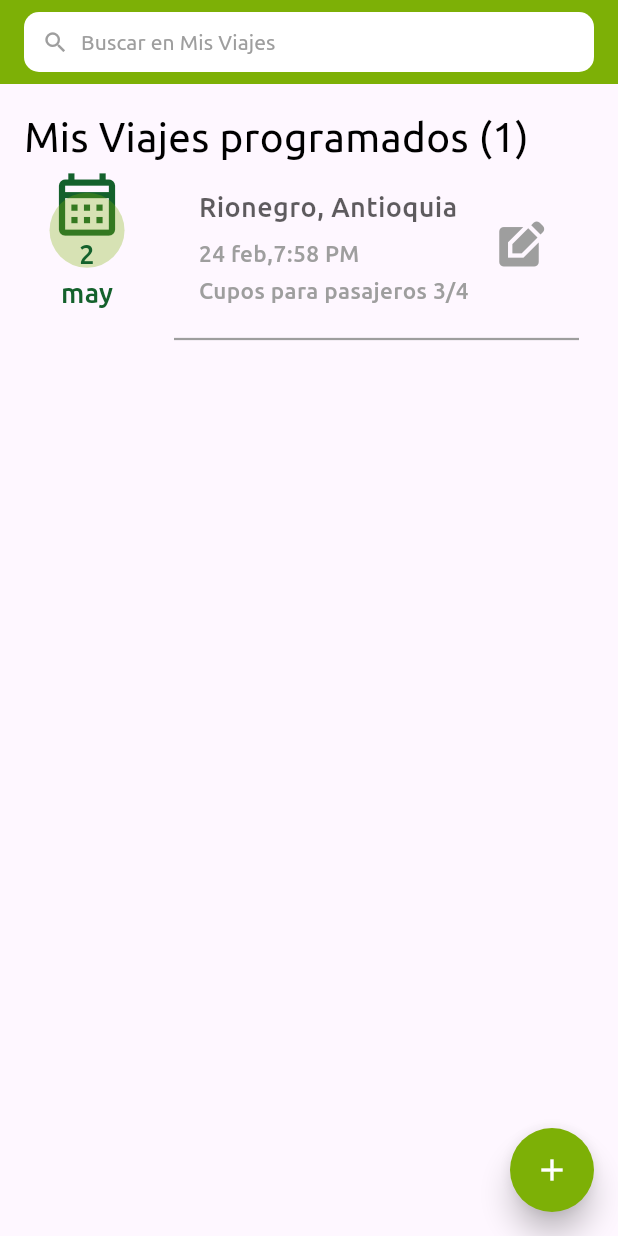
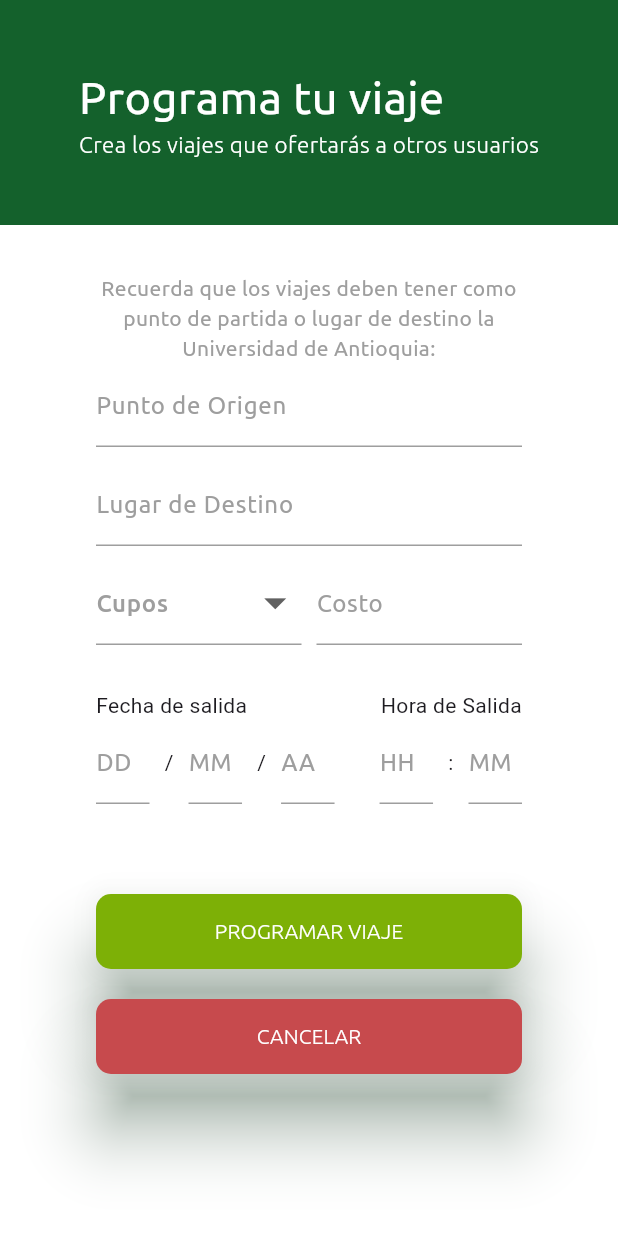
Before and after one commit to danielarcil4/ConductorAmigoApp, a Flutter app: the MisViajesPage screen opened directly, after a tap on the "add" icon, on a phone screen of 412 x 824 dp. Run offline on Flutter 3.47's test engine with Material 3 defaults, Android fonts, the phone set to English and light mode, and no system bars; our stand-ins replace cloud_firestore, firebase_auth, firebase_core, google_maps_flutter, google_places_flutter; accounts and stored records are empty; project files that could hold a hidden picture were left out.

Commit message:
añadimos la ventana de crear el viaje, con sus respectivas validaciones

```diff
--- /dev/null
+++ b/lib/pages/ConductorAmigo/crear_viaje_page.dart
@@ -0,0 +1,488 @@
+import 'package:conductor_amigo/pages/ConductorAmigo/conductor_amigo_page.dart';
+import 'package:flutter/material.dart';
+import 'package:flutter/services.dart';
+
+
+class CrearViajePage extends StatefulWidget {
+  const CrearViajePage({super.key});
+
+  @override
+  State<CrearViajePage> createState() => _CrearViajePageState();
+}
+
+class _CrearViajePageState extends State<CrearViajePage> {
+
+  final TextEditingController _recogidaController = TextEditingController();
+  final TextEditingController _horaController = TextEditingController();
+  final TextEditingController _minutoController = TextEditingController();
+  final TextEditingController _destinoController = TextEditingController();
+  final TextEditingController _valorController = TextEditingController();
+  final TextEditingController _diaController = TextEditingController();
+  final TextEditingController _mesController = TextEditingController();
+  final TextEditingController _anioController = TextEditingController();
+
+  final RegExp _validateHora = RegExp (r'^([01]?[0-9]|2[0-4])$');
+
+  final RegExp _validateMinuto = RegExp (r'^([0-5]?[0-9]|60)$');
+
+  final RegExp _validateDia = RegExp (r'^(0?[1-9]|[12][0-9]|3[01])$');
+
+  final RegExp _validateMes = RegExp (r'^(0?[1-9]|1[012])$');
+
+  final RegExp _validateAnio = RegExp (r'^(2[4-9]|[3-9][0-9])$');
+
+  String? dropdownValue;
+  bool showAdditionalOptions = false;
+
+  final _formKey = GlobalKey<FormState>();
+  String errorTextEmail = '';
+  bool isVisiblePassword = false;
+
+  Widget _buildInputField(TextEditingController controller, String labelName,
+      {isRecogida = false, isDestino = false, isValor = false, isDia = false, isMes = false, isAnio = false,  isHora = false, isMinuto = false , isOnlyNumbers = false,errorText}) {
+    return TextFormField(
+      controller: controller,
+      keyboardType: isOnlyNumbers ? TextInputType.number : TextInputType.text,
+      inputFormatters: isOnlyNumbers
+          ? [FilteringTextInputFormatter.digitsOnly]
+          : [FilteringTextInputFormatter.singleLineFormatter],
+      decoration:  InputDecoration(
+        errorText: errorTextEmail == '' ? null : errorText,
+        labelText: labelName,
+        labelStyle: const TextStyle(
+            color: Colors.grey,
+            fontFamily: 'Ubuntu',
+            fontWeight: FontWeight.w400),
+        enabledBorder: const UnderlineInputBorder(
+            borderSide: BorderSide(color: Colors.grey, width: 1)),
+        focusedBorder: const UnderlineInputBorder(
+          borderSide: BorderSide(
+              color: Colors.grey,
+              width: 2), // Cambia el color de resaltado aquí
+        ),
+      ),
+      validator: (value) {
+        if (isRecogida) {
+          if (value!.isEmpty) {
+            return 'Por favor, ingresa un punto de recogida';
+          }
+          return null;
+        } else if (isOnlyNumbers) {
+          if (isValor) {
+            if (value!.isEmpty) {
+              return 'Por favor, ingresa el \n valor del viaje';
+            }
+          } else if (isHora) {
+            if (value!.isEmpty) {
+              return 'Por favor, ingresa una hora de salida';
+            } else if (!_validateHora.hasMatch(value)){
+              return 'Por favor, ingresa una \n hora válida, en formato \n de 24 horas (HH:MM)';
+            }
+          } else if (isMinuto) {
+            if (value!.isEmpty) {
+              return 'Por favor, ingresa una minuto de salida';
+            } else if (!_validateMinuto.hasMatch(value)){
+              return 'Por favor, ingresa un \n minuto valido, en formato \n de 24 horas (HH:MM)';
+            }
+          } else if (isDia) {
+            if (value!.isEmpty) {
+              return 'Por favor, ingresa un día de salida';
+            } else if (!_validateDia.hasMatch(value)){
+              return 'Por favor, ingresa un \n dia valido';
+            }
+          } else if (isMes) {
+            if (value!.isEmpty) {
+              return 'Por favor, ingresa un mes de salida';
+            } else if (!_validateMes.hasMatch(value)){
+              return 'Por favor, ingresa un \n mes valido';
+            }
+          } else if (isAnio) {
+            if (value!.isEmpty) {
+              return 'Por favor, ingresa un año de salida';
+            } else if (!_validateAnio.hasMatch(value)){
+              return 'Por favor, ingresa un \n año valido';
+            }
+          }
+        }  else if (isDestino) {
+          if (value!.isEmpty) {
+            return 'Por favor, ingresa el punto de destino';
+          }
+          return null;
+        }
+        return null;
+      },
+    );
+  }
+
+  Widget _buildElevatedButton(
+      int colorButton, String text, bool guardarCambios, bool eliminarMensaje,) {
+    return ElevatedButton(
+      onPressed: ()  {
+        if (guardarCambios) {
+          if (_formKey.currentState!.validate()) {
+            updateCambios();
+          }
+        } else if (eliminarMensaje){
+          _mensajeEliminar(context);
+        }
+        else {
+          _mensajeCancelar(context);
+        }
+      },
+      style: ElevatedButton.styleFrom(
+          shape:
+          RoundedRectangleBorder(borderRadius: BorderRadius.circular(10)),
+          backgroundColor: Color(colorButton),
+          elevation: 20,
+          shadowColor: const Color(0xFF14612C),
+          minimumSize: const Size.fromHeight(50)),
+      child: Text(
+        text,
+        style: const TextStyle(
+            color: Colors.white,
+            fontFamily: 'Ubuntu',
+            fontWeight: FontWeight.w300),
+      ),
+    );
+  }
+
+  void _mensajeEliminar(BuildContext context) {
+    showDialog(
+      context: context,
+      builder: (BuildContext context) {
+        // Construye el cuadro de diálogo personalizado
+        return AlertDialog(
+            title: const Text(
+              '¿Estás segur@?',
+              textAlign: TextAlign.center,
+              style:
+              TextStyle(fontFamily: 'Ubuntu', fontWeight: FontWeight.w500),
+            ),
+            content: Column(
+              mainAxisSize: MainAxisSize.min,
+              crossAxisAlignment: CrossAxisAlignment.start,
+              children: [
+                const Text(
+                  'Eliminarás permanentemente\n'
+                      'tu viaje programado.\n'
+                      'Recuerda que serás penalizado\n'
+                      'si eliminas tu viaje a 2 horas o\n'
+                      'menos antes de la hora de\n'
+                      'salida',
+                  style: TextStyle(
+                      fontFamily: 'Ubuntu', fontWeight: FontWeight.w400),
+                ),
+                const SizedBox(height: 10),
+                Row(
+                  mainAxisAlignment: MainAxisAlignment.end,
+                  children: [
+                    ElevatedButton(
+                      onPressed: () {
+                        Navigator.of(context)
+                            .pop(); // Cerrar el cuadro de diálogo
+                        // Agregar aquí la lógica para salir de la aplicación
+                      },
+                      style: ElevatedButton.styleFrom(
+                        shape: RoundedRectangleBorder(
+                            borderRadius: BorderRadius.circular(10.0)),
+                        backgroundColor: Colors.white,
+                      ),
+                      child: const Text(
+                        'REGRESAR',
+                        style: TextStyle(
+                            fontFamily: 'Ubuntu',
+                            fontWeight: FontWeight.w400,
+                            color: Colors.black),
+                      ),
+                    ),
+                    const SizedBox(width: 10),
+                    TextButton(
+                      onPressed: () {
+                        Navigator.push(
+                            context,
+                            MaterialPageRoute(
+                                builder: (context) => const ConductorAmigoPage()));
+                      },
+                      style: TextButton.styleFrom(
+                        shape: RoundedRectangleBorder(
+                            borderRadius: BorderRadius.circular(10.0)),
+                      ),
+                      child: const Text(
+                        'ELIMINAR',
+                        style: TextStyle(
+                            fontFamily: 'Ubuntu',
+                            fontWeight: FontWeight.w400,
+                            color: Colors.red),
+                      ),
+                    ),
+                  ],
+                ),
+              ],
+            ),
+            shape: RoundedRectangleBorder(
+              borderRadius: BorderRadius.circular(10.0),
+            ),
+            backgroundColor: Colors.white);
+      },
+    );
+  }
+
+  void _mensajeCancelar(BuildContext context) {
+    showDialog(
+      context: context,
+      builder: (BuildContext context) {
+        // Construye el cuadro de diálogo personalizado
+        return AlertDialog(
+            title: const Text(
+              'Ya casi está...\n'
+                  '¿Estás segur@?',
+              textAlign: TextAlign.center,
+              style:
+              TextStyle(fontFamily: 'Ubuntu', fontWeight: FontWeight.w500),
+            ),
+            content: Column(
+              mainAxisSize: MainAxisSize.min,
+              crossAxisAlignment: CrossAxisAlignment.start,
+              children: [
+                const Text(
+                  'Perderás todo el proceso para\n'
+                      'programar tu viaje y tendrás\n'
+                      'que hacerlo nuevamente\n',
+                  style: TextStyle(
+                      fontFamily: 'Ubuntu', fontWeight: FontWeight.w400),
+                ),
+                const SizedBox(height: 10),
+                Row(
+                  mainAxisAlignment: MainAxisAlignment.end,
+                  children: [
+                    ElevatedButton(
+                      onPressed: () {
+                        Navigator.of(context)
+                            .pop(); // Cerrar el cuadro de diálogo
+                        // Agregar aquí la lógica para salir de la aplicación
+                      },
+                      style: ElevatedButton.styleFrom(
+                        shape: RoundedRectangleBorder(
+                            borderRadius: BorderRadius.circular(10.0)),
+                        backgroundColor: Colors.white,
+                      ),
+                      child: const Text(
+                        'REGRESAR',
+                        style: TextStyle(
+                            fontFamily: 'Ubuntu',
+                            fontWeight: FontWeight.w400,
+                            color: Colors.black),
+                      ),
+                    ),
+                    const SizedBox(width: 10),
+                    TextButton(
+                      onPressed: () {
+                        Navigator.push(
+                            context,
+                            MaterialPageRoute(
+                                builder: (context) => const ConductorAmigoPage()));
+                      },
+                      style: TextButton.styleFrom(
+                        shape: RoundedRectangleBorder(
+                            borderRadius: BorderRadius.circular(10.0)),
+                      ),
+                      child: const Text(
+                        'CANCELAR',
+                        style: TextStyle(
+                            fontFamily: 'Ubuntu',
+                            fontWeight: FontWeight.w400,
+                            color: Colors.red),
+                      ),
+                    ),
+                  ],
+                ),
+              ],
+            ),
+            shape: RoundedRectangleBorder(
+              borderRadius: BorderRadius.circular(10.0),
+            ),
+            backgroundColor: Colors.white);
+      },
+    );
+  }
+
+  Future<void> updateCambios() async {
+    Navigator.push(context,
+        MaterialPageRoute(builder: (context) => const ConductorAmigoPage()));
+  }
+
+  @override
+  Widget build(BuildContext context) {
+
+    return Scaffold(
+      backgroundColor: Colors.white,
+      body: SingleChildScrollView(
+        child: Center(
+          child: Column(mainAxisAlignment: MainAxisAlignment.start, children: [
+            Container(
+              height: 150,
+              alignment: Alignment.center,
+              color: const Color(0xFF14612C),
+              child: const Padding(
+                  padding: EdgeInsets.symmetric(horizontal: 16),
+                  child: Column(
+                      mainAxisAlignment: MainAxisAlignment.center,
+                      crossAxisAlignment: CrossAxisAlignment.start,
+                      children: [
+                        Text(
+                          "Programa tu viaje",
+                          style: TextStyle(
+                              color: Colors.white,
+                              fontFamily: 'Ubuntu',
+                              fontWeight: FontWeight.w400,
+                              fontSize: 30),
+                        ),
+                        Text(
+                          "Crea los viajes que ofertarás a otros usuarios",
+                          style: TextStyle(
+                              color: Colors.white,
+                              fontFamily: 'Ubuntu',
+                              fontWeight: FontWeight.w300,
+                              fontSize: 15),
+                        )
+                      ])),
+            ),
+            Padding(
+              padding: const EdgeInsets.symmetric(vertical: 32, horizontal: 64),
+              child: Column(
+                children: [
+                  const Text(
+                    "Recuerda que los viajes deben tener como punto de partida o lugar de destino la Universidad de Antioquia:",
+                    style: TextStyle(
+                        color: Colors.grey,
+                        fontFamily: 'Ubuntu',
+                        fontWeight: FontWeight.w400,
+                        fontSize: 14),
+                    textAlign: TextAlign.center,
+                  ),
+                  Form(
+                    key: _formKey,
+                    child: Column(
+                      children: [
+                        _buildInputField(
+                            _recogidaController, "Punto de Origen", isRecogida: true),
+                        const SizedBox(height: 10),
+                        _buildInputField(
+                            _destinoController, "Lugar de Destino", isDestino: true),
+                        const SizedBox(height: 10),
+                        Row (
+                          mainAxisAlignment: MainAxisAlignment.center,
+                          children: <Widget> [
+                            Expanded(child: DropdownButtonFormField<String>(
+                              value: dropdownValue,
+                              icon: const Icon(
+                                Icons.arrow_drop_down,
+                                size: 35,
+                              ),
+                              elevation: 16,
+                              isExpanded: true,
+                              itemHeight: 60,
+                              style: const TextStyle(color: Colors.black),
+                              items: <String>[
+                                '1',
+                                '2',
+                                '3',
+                                '4'
+                              ].map((value) {
+                                return DropdownMenuItem<String>(
+                                  value: value,
+                                  child: Text(
+                                    value,
+                                    style: const TextStyle(
+                                        color: Colors.black,
+                                        fontFamily: 'Ubuntu',
+                                        fontWeight: FontWeight.w400,
+                                        fontSize: 16),
+                                  ),
+                                );
+                              }).toList(),
+                              decoration: const InputDecoration(
+                                labelText: 'Cupos',
+                                labelStyle: TextStyle(
+                                    color: Colors.grey,
+                                    fontFamily: 'Ubuntu',
+                                    fontWeight: FontWeight.w500
+                                ),
+                                enabledBorder: UnderlineInputBorder(
+                                    borderSide: BorderSide(color: Colors.grey, width: 1)),
+                                focusedBorder: UnderlineInputBorder(
+                                  borderSide: BorderSide(
+                                      color: Colors.grey,
+                                      width: 2), // Cambia el color de resaltado aquí
+                                ),
+                              ),
+                              validator: (value) {
+                                if (value == null) {
+                                  return 'Elija el número de \n pasajeros disponibles'; // Mensaje de er
+                                  // ror si no se selecciona ninguna opción
+                                }
+                                return null; // Retorna null si la validación es exitosa
+                              },
+                              onChanged: (String? value) {
+                                setState(() {
+                                  dropdownValue = value;
+                                });
+                              },
+                            ),),
+                            const SizedBox(width: 10),
+                            Expanded(child: _buildInputField(_valorController, "Costo",isOnlyNumbers: true,
+                                isValor: true),),
+                          ],
+                        ),
+                        const SizedBox(height: 30),
+                        const Row (
+                            mainAxisAlignment: MainAxisAlignment.spaceBetween,
+                            children: <Widget>[
+                              Expanded(child: Text(
+                                'Fecha de salida',
+                                textAlign: TextAlign.left,
+                              )),
+                              SizedBox(width: 10),
+                              Expanded(child: Text(
+                                'Hora de Salida',
+                                textAlign: TextAlign.right,
+                              )),
+                            ]
+                        ),
+                        Row(
+                            mainAxisAlignment: MainAxisAlignment.center,
+                            children: <Widget> [
+                              Expanded(child: _buildInputField(_diaController, "DD", isDia: true, isOnlyNumbers: true),),
+                              const SizedBox(width: 10),
+                              const Text('/'),
+                              const SizedBox(width: 10),
+                              Expanded(child: _buildInputField(_mesController, "MM", isMes: true, isOnlyNumbers: true),),
+                              const SizedBox(width: 10),
+                              const Text('/'),
+                              const SizedBox(width: 10),
+                              Expanded(child: _buildInputField(_anioController, "AA", isAnio: true, isOnlyNumbers: true),),
+                              const SizedBox(width: 30),
+                              Expanded(child: _buildInputField(_horaController, "HH", isHora: true, isOnlyNumbers: true),),
+                              const SizedBox(width: 10),
+                              const Text(':'),
+                              const SizedBox(width: 10),
+                              Expanded(child: _buildInputField(_minutoController, "MM", isMinuto: true, isOnlyNumbers: true),),
+                            ]
+                        ),
+                        const SizedBox(height: 60),
+                      ],
+                    ),
+                  ),
+                  _buildElevatedButton(0xFF7DB006, "PROGRAMAR VIAJE", true, false),
+                  const SizedBox(height: 20),
+                  _buildElevatedButton(0xFFC74A4D, "CANCELAR", false, false),
+
+                ],
+              ),
+            ),
+          ]),
+        ),
+      ),
+    );
+  }
+}
--- a/lib/pages/ConductorAmigo/mis_viajes_page.dart
+++ b/lib/pages/ConductorAmigo/mis_viajes_page.dart
@@ -1,5 +1,6 @@
 import 'package:flutter/material.dart';
 import '../../cards/viaje_programado.dart';
+import 'crear_viaje_page.dart';
 
 class MisViajesPage extends StatefulWidget {
   const MisViajesPage({super.key});
@@ -92,7 +93,10 @@ class _MisViajesPageState extends State<MisViajesPage> {
       ),
       floatingActionButton: FloatingActionButton(
         onPressed: () {
-          // Add your action here
+          Navigator.push(
+            context,
+            MaterialPageRoute(builder: (context) => CrearViajePage()), // Navega a la página crear_viaje_page.dart
+          );
         },
         elevation: 8,
         backgroundColor: const Color(0xFF7DB006),
```
